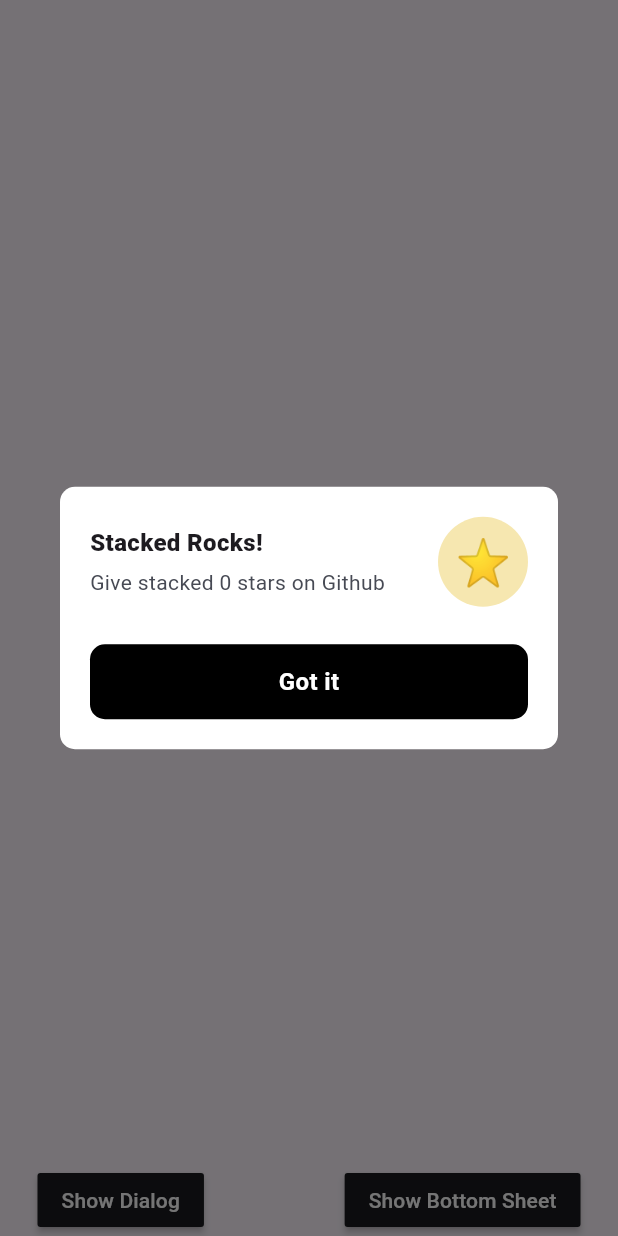
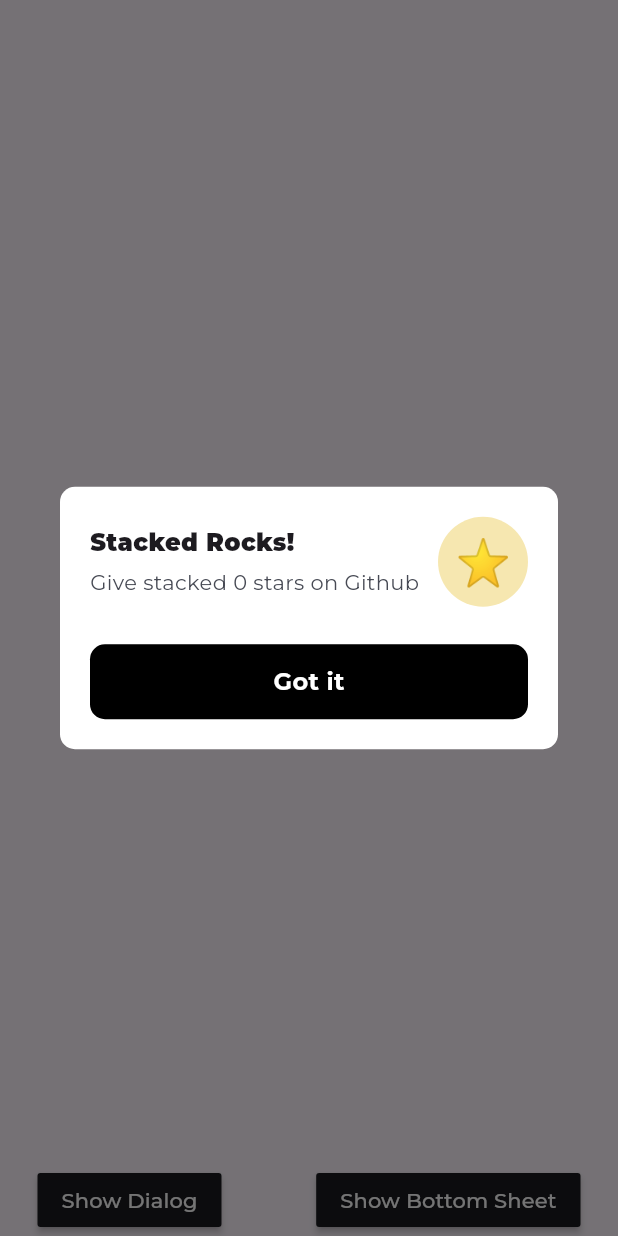
Before and after one commit to suheerthedev/discrete_project, a Flutter app: the screen it shows after launch, after a tap on "Show Dialog", on a phone screen of 412 x 824 dp. Run offline on Flutter 3.47's test engine with Material 3 defaults, Android fonts, the light colour scheme and no system bars; our stand-ins replace google_fonts, stacked, stacked_services, stacked_shared.

Commit message:
Added Montserrat Font

```diff
--- a/lib/ui/bottom_sheets/notice/notice_sheet.dart
+++ b/lib/ui/bottom_sheets/notice/notice_sheet.dart
@@ -1,6 +1,7 @@
 import 'package:flutter/material.dart';
 import 'package:discrete_project/ui/common/app_colors.dart';
 import 'package:discrete_project/ui/common/ui_helpers.dart';
+import 'package:google_fonts/google_fonts.dart';
 import 'package:stacked/stacked.dart';
 import 'package:stacked_services/stacked_services.dart';
 
@@ -33,12 +34,13 @@
         children: [
           Text(
             request.title!,
-            style: const TextStyle(fontSize: 25, fontWeight: FontWeight.w900),
+            style: GoogleFonts.montserrat(
+                fontSize: 25, fontWeight: FontWeight.w900),
           ),
           verticalSpaceTiny,
           Text(
             request.description!,
-            style: const TextStyle(fontSize: 14, color: kcMediumGrey),
+            style: GoogleFonts.montserrat(fontSize: 14, color: kcMediumGrey),
             maxLines: 3,
             softWrap: true,
           ),
--- a/lib/ui/dialogs/info_alert/info_alert_dialog.dart
+++ b/lib/ui/dialogs/info_alert/info_alert_dialog.dart
@@ -1,6 +1,7 @@
 import 'package:flutter/material.dart';
 import 'package:discrete_project/ui/common/app_colors.dart';
 import 'package:discrete_project/ui/common/ui_helpers.dart';
+import 'package:google_fonts/google_fonts.dart';
 import 'package:stacked/stacked.dart';
 import 'package:stacked_services/stacked_services.dart';
 
@@ -42,7 +43,7 @@
                     children: [
                       Text(
                         request.title!,
-                        style: const TextStyle(
+                        style: GoogleFonts.montserrat(
                           fontSize: 16,
                           fontWeight: FontWeight.w900,
                         ),
@@ -50,7 +51,7 @@
                       verticalSpaceTiny,
                       Text(
                         request.description!,
-                        style: const TextStyle(
+                        style: GoogleFonts.montserrat(
                           fontSize: 14,
                           color: kcMediumGrey,
                         ),
@@ -70,7 +71,8 @@
                     ),
                   ),
                   alignment: Alignment.center,
-                  child: const Text('⭐️', style: TextStyle(fontSize: 30)),
+                  child:
+                      Text('⭐️', style: GoogleFonts.montserrat(fontSize: 30)),
                 ),
               ],
             ),
@@ -85,9 +87,9 @@
                   color: Colors.black,
                   borderRadius: BorderRadius.circular(10),
                 ),
-                child: const Text(
+                child: Text(
                   'Got it',
-                  style: TextStyle(
+                  style: GoogleFonts.montserrat(
                     color: Colors.white,
                     fontWeight: FontWeight.bold,
                     fontSize: 16,
--- a/lib/ui/views/home/home_view.dart
+++ b/lib/ui/views/home/home_view.dart
@@ -1,4 +1,5 @@
 import 'package:flutter/material.dart';
+import 'package:google_fonts/google_fonts.dart';
 import 'package:stacked/stacked.dart';
 import 'package:discrete_project/ui/common/app_colors.dart';
 import 'package:discrete_project/ui/common/ui_helpers.dart';
@@ -22,9 +23,9 @@
                 verticalSpaceLarge,
                 Column(
                   children: [
-                    const Text(
+                    Text(
                       'Hello, STACKED!',
-                      style: TextStyle(
+                      style: GoogleFonts.montserrat(
                         fontSize: 35,
                         fontWeight: FontWeight.w900,
                       ),
@@ -35,7 +36,7 @@
                       onPressed: viewModel.incrementCounter,
                       child: Text(
                         viewModel.counterLabel,
-                        style: const TextStyle(color: Colors.white),
+                        style: GoogleFonts.montserrat(color: Colors.white),
                       ),
                     ),
                   ],
@@ -46,17 +47,17 @@
                     MaterialButton(
                       color: kcDarkGreyColor,
                       onPressed: viewModel.showDialog,
-                      child: const Text(
+                      child: Text(
                         'Show Dialog',
-                        style: TextStyle(color: Colors.white),
+                        style: GoogleFonts.montserrat(color: Colors.white),
                       ),
                     ),
                     MaterialButton(
                       color: kcDarkGreyColor,
                       onPressed: viewModel.showBottomSheet,
-                      child: const Text(
+                      child: Text(
                         'Show Bottom Sheet',
-                        style: TextStyle(color: Colors.white),
+                        style: GoogleFonts.montserrat(color: Colors.white),
                       ),
                     ),
                   ],
--- a/lib/ui/views/startup/startup_view.dart
+++ b/lib/ui/views/startup/startup_view.dart
@@ -1,5 +1,6 @@
 import 'package:flutter/material.dart';
 import 'package:flutter/scheduler.dart';
+import 'package:google_fonts/google_fonts.dart';
 import 'package:stacked/stacked.dart';
 import 'package:discrete_project/ui/common/ui_helpers.dart';
 
@@ -14,19 +15,21 @@
     StartupViewModel viewModel,
     Widget? child,
   ) {
-    return const Scaffold(
+    return Scaffold(
       body: Center(
         child: Column(
           mainAxisSize: MainAxisSize.min,
           children: [
             Text(
               'STACKED',
-              style: TextStyle(fontSize: 40, fontWeight: FontWeight.w900),
+              style: GoogleFonts.montserrat(
+                  fontSize: 40, fontWeight: FontWeight.w900),
             ),
             Row(
               mainAxisSize: MainAxisSize.min,
               children: [
-                Text('Loading ...', style: TextStyle(fontSize: 16)),
+                Text('Loading ...',
+                    style: GoogleFonts.montserrat(fontSize: 16)),
                 horizontalSpaceSmall,
                 SizedBox(
                   width: 16,
```
